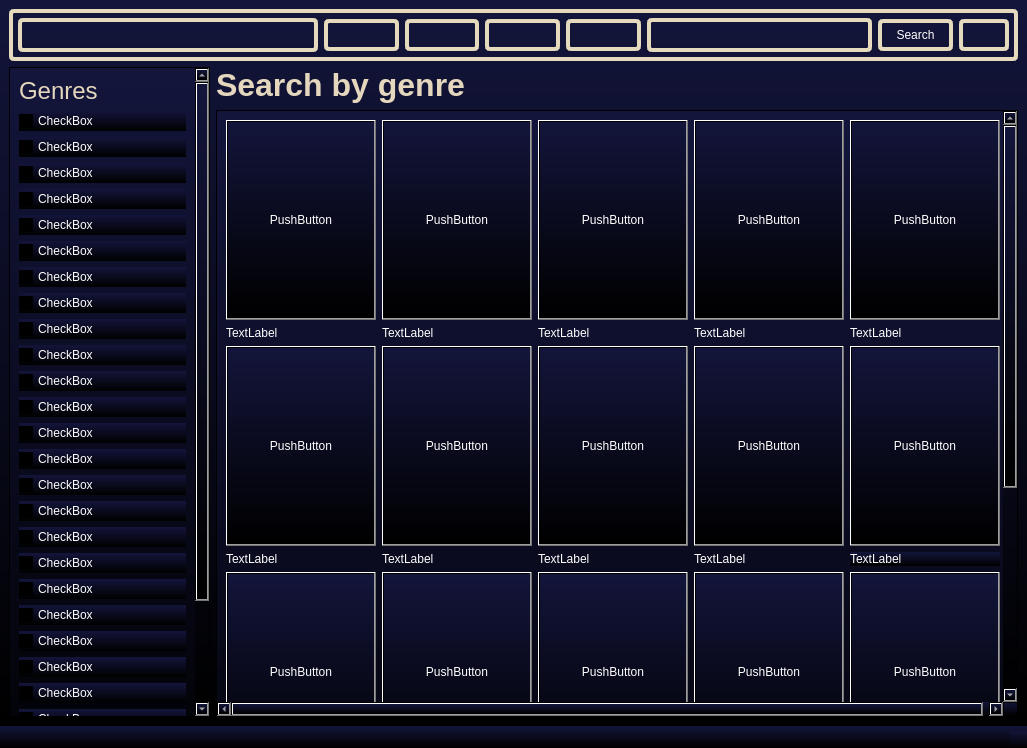
Before: the Qt Designer form src/qt/searchfilm.ui in Dushnilas/recsys_project, drawn with Qt 5.
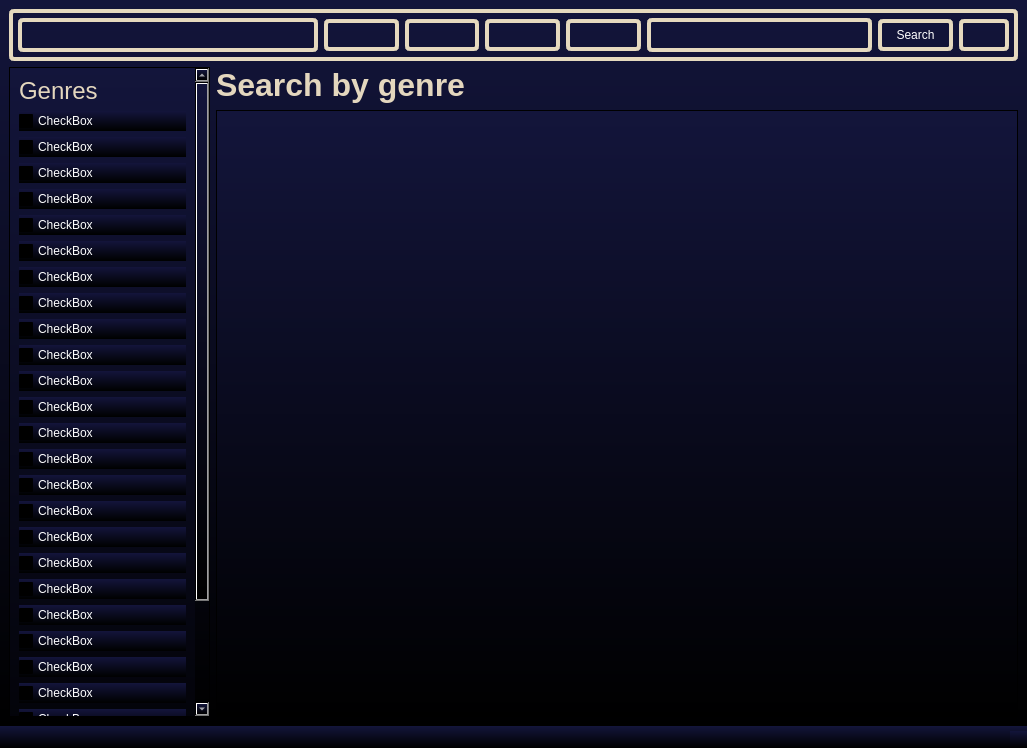
After: the same form once the commit is applied. Icons and pictures are not drawn.

What changed in the file:
```diff
--- a/src/qt/searchfilm.ui
+++ b/src/qt/searchfilm.ui
@@ -360,629 +360,14 @@
        <property name="geometry">
         <rect>
          <x>0</x>
-         <y>-183</y>
-         <width>818</width>
-         <height>932</height>
+         <y>0</y>
+         <width>792</width>
+         <height>560</height>
         </rect>
        </property>
        <layout class="QVBoxLayout" name="verticalLayout_5">
         <item>
-         <layout class="QVBoxLayout" name="buttonContainer">
-          <item>
-           <layout class="QGridLayout" name="gridLayout">
-            <item row="0" column="0">
-             <widget class="QPushButton" name="pushButton_11">
-              <property name="sizePolicy">
-               <sizepolicy hsizetype="Minimum" vsizetype="Minimum">
-                <horstretch>150</horstretch>
-                <verstretch>200</verstretch>
-               </sizepolicy>
-              </property>
-              <property name="minimumSize">
-               <size>
-                <width>150</width>
-                <height>200</height>
-               </size>
-              </property>
-              <property name="text">
-               <string>PushButton</string>
-              </property>
-             </widget>
-            </item>
-            <item row="2" column="4">
-             <widget class="QLabel" name="label_7">
-              <property name="styleSheet">
-               <string notr="true">background-color: rgba(255, 255, 255, 0);
-</string>
-              </property>
-              <property name="text">
-               <string>TextLabel</string>
-              </property>
-             </widget>
-            </item>
-            <item row="2" column="1">
-             <widget class="QLabel" name="label_4">
-              <property name="styleSheet">
-               <string notr="true">background-color: rgba(255, 255, 255, 0);
-</string>
-              </property>
-              <property name="text">
-               <string>TextLabel</string>
-              </property>
-             </widget>
-            </item>
-            <item row="2" column="3">
-             <widget class="QLabel" name="label_6">
-              <property name="styleSheet">
-               <string notr="true">background-color: rgba(255, 255, 255, 0);
-</string>
-              </property>
-              <property name="text">
-               <string>TextLabel</string>
-              </property>
-             </widget>
-            </item>
-            <item row="2" column="2">
-             <widget class="QLabel" name="label_5">
-              <property name="styleSheet">
-               <string notr="true">background-color: rgba(255, 255, 255, 0);
-</string>
-              </property>
-              <property name="text">
-               <string>TextLabel</string>
-              </property>
-             </widget>
-            </item>
-            <item row="0" column="3">
-             <widget class="QPushButton" name="pushButton_7">
-              <property name="sizePolicy">
-               <sizepolicy hsizetype="Minimum" vsizetype="Minimum">
-                <horstretch>150</horstretch>
-                <verstretch>200</verstretch>
-               </sizepolicy>
-              </property>
-              <property name="minimumSize">
-               <size>
-                <width>150</width>
-                <height>200</height>
-               </size>
-              </property>
-              <property name="text">
-               <string>PushButton</string>
-              </property>
-             </widget>
-            </item>
-            <item row="0" column="4">
-             <widget class="QPushButton" name="pushButton_8">
-              <property name="sizePolicy">
-               <sizepolicy hsizetype="Minimum" vsizetype="Minimum">
-                <horstretch>150</horstretch>
-                <verstretch>200</verstretch>
-               </sizepolicy>
-              </property>
-              <property name="minimumSize">
-               <size>
-                <width>150</width>
-                <height>200</height>
-               </size>
-              </property>
-              <property name="text">
-               <string>PushButton</string>
-              </property>
-             </widget>
-            </item>
-            <item row="2" column="0">
-             <widget class="QLabel" name="label_3">
-              <property name="styleSheet">
-               <string notr="true">background-color: rgba(255, 255, 255, 0);
-</string>
-              </property>
-              <property name="text">
-               <string>TextLabel</string>
-              </property>
-             </widget>
-            </item>
-            <item row="0" column="1">
-             <widget class="QPushButton" name="pushButton_10">
-              <property name="sizePolicy">
-               <sizepolicy hsizetype="Minimum" vsizetype="Minimum">
-                <horstretch>150</horstretch>
-                <verstretch>200</verstretch>
-               </sizepolicy>
-              </property>
-              <property name="minimumSize">
-               <size>
-                <width>150</width>
-                <height>200</height>
-               </size>
-              </property>
-              <property name="text">
-               <string>PushButton</string>
-              </property>
-             </widget>
-            </item>
-            <item row="0" column="2">
-             <widget class="QPushButton" name="pushButton_9">
-              <property name="sizePolicy">
-               <sizepolicy hsizetype="Minimum" vsizetype="Minimum">
-                <horstretch>150</horstretch>
-                <verstretch>200</verstretch>
-               </sizepolicy>
-              </property>
-              <property name="minimumSize">
-               <size>
-                <width>150</width>
-                <height>200</height>
-               </size>
-              </property>
-              <property name="text">
-               <string>PushButton</string>
-              </property>
-             </widget>
-            </item>
-           </layout>
-          </item>
-          <item>
-           <layout class="QGridLayout" name="gridLayout_4">
-            <item row="0" column="0">
-             <widget class="QPushButton" name="pushButton_22">
-              <property name="sizePolicy">
-               <sizepolicy hsizetype="Minimum" vsizetype="Minimum">
-                <horstretch>150</horstretch>
-                <verstretch>200</verstretch>
-               </sizepolicy>
-              </property>
-              <property name="minimumSize">
-               <size>
-                <width>150</width>
-                <height>200</height>
-               </size>
-              </property>
-              <property name="text">
-               <string>PushButton</string>
-              </property>
-             </widget>
-            </item>
-            <item row="0" column="3">
-             <widget class="QPushButton" name="pushButton_23">
-              <property name="sizePolicy">
-               <sizepolicy hsizetype="Minimum" vsizetype="Minimum">
-                <horstretch>150</horstretch>
-                <verstretch>200</verstretch>
-               </sizepolicy>
-              </property>
-              <property name="minimumSize">
-               <size>
-                <width>150</width>
-                <height>200</height>
-               </size>
-              </property>
-              <property name="text">
-               <string>PushButton</string>
-              </property>
-             </widget>
-            </item>
-            <item row="0" column="4">
-             <widget class="QPushButton" name="pushButton_24">
-              <property name="sizePolicy">
-               <sizepolicy hsizetype="Minimum" vsizetype="Minimum">
-                <horstretch>150</horstretch>
-                <verstretch>200</verstretch>
-               </sizepolicy>
-              </property>
-              <property name="minimumSize">
-               <size>
-                <width>150</width>
-                <height>200</height>
-               </size>
-              </property>
-              <property name="text">
-               <string>PushButton</string>
-              </property>
-             </widget>
-            </item>
-            <item row="0" column="1">
-             <widget class="QPushButton" name="pushButton_25">
-              <property name="sizePolicy">
-               <sizepolicy hsizetype="Minimum" vsizetype="Minimum">
-                <horstretch>150</horstretch>
-                <verstretch>200</verstretch>
-               </sizepolicy>
-              </property>
-              <property name="minimumSize">
-               <size>
-                <width>150</width>
-                <height>200</height>
-               </size>
-              </property>
-              <property name="text">
-               <string>PushButton</string>
-              </property>
-             </widget>
-            </item>
-            <item row="0" column="2">
-             <widget class="QPushButton" name="pushButton_26">
-              <property name="sizePolicy">
-               <sizepolicy hsizetype="Minimum" vsizetype="Minimum">
-                <horstretch>150</horstretch>
-                <verstretch>200</verstretch>
-               </sizepolicy>
-              </property>
-              <property name="minimumSize">
-               <size>
-                <width>150</width>
-                <height>200</height>
-               </size>
-              </property>
-              <property name="text">
-               <string>PushButton</string>
-              </property>
-             </widget>
-            </item>
-            <item row="1" column="0">
-             <widget class="QLabel" name="label_18">
-              <property name="styleSheet">
-               <string notr="true">background-color: rgba(255, 255, 255, 0);
-</string>
-              </property>
-              <property name="text">
-               <string>TextLabel</string>
-              </property>
-             </widget>
-            </item>
-            <item row="1" column="1">
-             <widget class="QLabel" name="label_19">
-              <property name="styleSheet">
-               <string notr="true">background-color: rgba(255, 255, 255, 0);
-</string>
-              </property>
-              <property name="text">
-               <string>TextLabel</string>
-              </property>
-             </widget>
-            </item>
-            <item row="1" column="2">
-             <widget class="QLabel" name="label_20">
-              <property name="styleSheet">
-               <string notr="true">background-color: rgba(255, 255, 255, 0);
-</string>
-              </property>
-              <property name="text">
-               <string>TextLabel</string>
-              </property>
-             </widget>
-            </item>
-            <item row="1" column="3">
-             <widget class="QLabel" name="label_21">
-              <property name="styleSheet">
-               <string notr="true">background-color: rgba(255, 255, 255, 0);
-</string>
-              </property>
-              <property name="text">
-               <string>TextLabel</string>
-              </property>
-             </widget>
-            </item>
-            <item row="1" column="4">
-             <widget class="QLabel" name="label_22">
-              <property name="styleSheet">
-               <string notr="true">https://www.psychologytoday.com/us/blog/social-instincts/202405/3-signs-that-your-marriage-identity-is-bulletproof</string>
-              </property>
-              <property name="text">
-               <string>TextLabel</string>
-              </property>
-             </widget>
-            </item>
-           </layout>
-          </item>
-          <item>
-           <layout class="QGridLayout" name="gridLayout_2">
-            <item row="0" column="0">
-             <widget class="QPushButton" name="pushButton_12">
-              <property name="sizePolicy">
-               <sizepolicy hsizetype="Minimum" vsizetype="Minimum">
-                <horstretch>150</horstretch>
-                <verstretch>200</verstretch>
-               </sizepolicy>
-              </property>
-              <property name="minimumSize">
-               <size>
-                <width>150</width>
-                <height>200</height>
-               </size>
-              </property>
-              <property name="text">
-               <string>PushButton</string>
-              </property>
-             </widget>
-            </item>
-            <item row="0" column="3">
-             <widget class="QPushButton" name="pushButton_13">
-              <property name="sizePolicy">
-               <sizepolicy hsizetype="Minimum" vsizetype="Minimum">
-                <horstretch>150</horstretch>
-                <verstretch>200</verstretch>
-               </sizepolicy>
-              </property>
-              <property name="minimumSize">
-               <size>
-                <width>150</width>
-                <height>200</height>
-               </size>
-              </property>
-              <property name="text">
-               <string>PushButton</string>
-              </property>
-             </widget>
-            </item>
-            <item row="0" column="4">
-             <widget class="QPushButton" name="pushButton_14">
-              <property name="sizePolicy">
-               <sizepolicy hsizetype="Minimum" vsizetype="Minimum">
-                <horstretch>150</horstretch>
-                <verstretch>200</verstretch>
-               </sizepolicy>
-              </property>
-              <property name="minimumSize">
-               <size>
-                <width>150</width>
-                <height>200</height>
-               </size>
-              </property>
-              <property name="text">
-               <string>PushButton</string>
-              </property>
-             </widget>
-            </item>
-            <item row="0" column="1">
-             <widget class="QPushButton" name="pushButton_15">
-              <property name="sizePolicy">
-               <sizepolicy hsizetype="Minimum" vsizetype="Minimum">
-                <horstretch>150</horstretch>
-                <verstretch>200</verstretch>
-               </sizepolicy>
-              </property>
-              <property name="minimumSize">
-               <size>
-                <width>150</width>
-                <height>200</height>
-               </size>
-              </property>
-              <property name="text">
-               <string>PushButton</string>
-              </property>
-             </widget>
-            </item>
-            <item row="0" column="2">
-             <widget class="QPushButton" name="pushButton_16">
-              <property name="sizePolicy">
-               <sizepolicy hsizetype="Minimum" vsizetype="Minimum">
-                <horstretch>150</horstretch>
-                <verstretch>200</verstretch>
-               </sizepolicy>
-              </property>
-              <property name="minimumSize">
-               <size>
-                <width>150</width>
-                <height>200</height>
-               </size>
-              </property>
-              <property name="text">
-               <string>PushButton</string>
-              </property>
-             </widget>
-            </item>
-            <item row="1" column="0">
-             <widget class="QLabel" name="label_8">
-              <property name="styleSheet">
-               <string notr="true">background-color: rgba(255, 255, 255, 0);
-</string>
-              </property>
-              <property name="text">
-               <string>TextLabel</string>
-              </property>
-             </widget>
-            </item>
-            <item row="1" column="1">
-             <widget class="QLabel" name="label_9">
-              <property name="styleSheet">
-               <string notr="true">background-color: rgba(255, 255, 255, 0);
-</string>
-              </property>
-              <property name="text">
-               <string>TextLabel</string>
-              </property>
-             </widget>
-            </item>
-            <item row="1" column="2">
-             <widget class="QLabel" name="label_10">
-              <property name="styleSheet">
-               <string notr="true">background-color: rgba(255, 255, 255, 0);
-</string>
-              </property>
-              <property name="text">
-               <string>TextLabel</string>
-              </property>
-             </widget>
-            </item>
-            <item row="1" column="3">
-             <widget class="QLabel" name="label_11">
-              <property name="styleSheet">
-               <string notr="true">https://www.psychologytoday.com/us/blog/social-instincts/202405/3-signs-that-your-marriage-identity-is-bulletproof</string>
-              </property>
-              <property name="text">
-               <string>TextLabel</string>
-              </property>
-             </widget>
-            </item>
-            <item row="1" column="4">
-             <widget class="QLabel" name="label_12">
-              <property name="styleSheet">
-               <string notr="true">background-color: rgba(255, 255, 255, 0);
-</string>
-              </property>
-              <property name="text">
-               <string>TextLabel</string>
-              </property>
-             </widget>
-            </item>
-           </layout>
-          </item>
-          <item>
-           <layout class="QGridLayout" name="gridLayout_3">
-            <item row="0" column="0">
-             <widget class="QPushButton" name="pushButton_17">
-              <property name="sizePolicy">
-               <sizepolicy hsizetype="Minimum" vsizetype="Minimum">
-                <horstretch>150</horstretch>
-                <verstretch>200</verstretch>
-               </sizepolicy>
-              </property>
-              <property name="minimumSize">
-               <size>
-                <width>150</width>
-                <height>200</height>
-               </size>
-              </property>
-              <property name="text">
-               <string>PushButton</string>
-              </property>
-             </widget>
-            </item>
-            <item row="0" column="3">
-             <widget class="QPushButton" name="pushButton_18">
-              <property name="sizePolicy">
-               <sizepolicy hsizetype="Minimum" vsizetype="Minimum">
-                <horstretch>150</horstretch>
-                <verstretch>200</verstretch>
-               </sizepolicy>
-              </property>
-              <property name="minimumSize">
-               <size>
-                <width>150</width>
-                <height>200</height>
-               </size>
-              </property>
-              <property name="text">
-               <string>PushButton</string>
-              </property>
-             </widget>
-            </item>
-            <item row="0" column="4">
-             <widget class="QPushButton" name="pushButton_19">
-              <property name="sizePolicy">
-               <sizepolicy hsizetype="Minimum" vsizetype="Minimum">
-                <horstretch>150</horstretch>
-                <verstretch>200</verstretch>
-               </sizepolicy>
-              </property>
-              <property name="minimumSize">
-               <size>
-                <width>150</width>
-                <height>200</height>
-               </size>
-              </property>
-              <property name="text">
-               <string>PushButton</string>
-              </property>
-             </widget>
-            </item>
-            <item row="0" column="1">
-             <widget class="QPushButton" name="pushButton_20">
-              <property name="sizePolicy">
-               <sizepolicy hsizetype="Minimum" vsizetype="Minimum">
-                <horstretch>150</horstretch>
-                <verstretch>200</verstretch>
-               </sizepolicy>
-              </property>
-              <property name="minimumSize">
-               <size>
-                <width>150</width>
-                <height>200</height>
-               </size>
-              </property>
-              <property name="text">
-               <string>PushButton</string>
-              </property>
-             </widget>
-            </item>
-            <item row="0" column="2">
-             <widget class="QPushButton" name="pushButton_21">
-              <property name="sizePolicy">
-               <sizepolicy hsizetype="Minimum" vsizetype="Minimum">
-                <horstretch>150</horstretch>
-                <verstretch>200</verstretch>
-               </sizepolicy>
-              </property>
-              <property name="minimumSize">
-               <size>
-                <width>150</width>
-                <height>200</height>
-               </size>
-              </property>
-              <property name="text">
-               <string>PushButton</string>
-              </property>
-             </widget>
-            </item>
-            <item row="1" column="0">
-             <widget class="QLabel" name="label_13">
-              <property name="styleSheet">
-               <string notr="true">background-color: rgba(255, 255, 255, 0);
-</string>
-              </property>
-              <property name="text">
-               <string>TextLabel</string>
-              </property>
-             </widget>
-            </item>
-            <item row="1" column="1">
-             <widget class="QLabel" name="label_14">
-              <property name="styleSheet">
-               <string notr="true">background-color: rgba(255, 255, 255, 0);
-</string>
-              </property>
-              <property name="text">
-               <string>TextLabel</string>
-              </property>
-             </widget>
-            </item>
-            <item row="1" column="2">
-             <widget class="QLabel" name="label_15">
-              <property name="styleSheet">
-               <string notr="true">background-color: rgba(255, 255, 255, 0);
-</string>
-              </property>
-              <property name="text">
-               <string>TextLabel</string>
-              </property>
-             </widget>
-            </item>
-            <item row="1" column="3">
-             <widget class="QLabel" name="label_16">
-              <property name="styleSheet">
-               <string notr="true">background-color: rgba(255, 255, 255, 0);
-</string>
-              </property>
-              <property name="text">
-               <string>TextLabel</string>
-              </property>
-             </widget>
-            </item>
-            <item row="1" column="4">
-             <widget class="QLabel" name="label_17">
-              <property name="styleSheet">
-               <string notr="true">background-color: rgba(255, 255, 255, 0);
-</string>
-              </property>
-              <property name="text">
-               <string>TextLabel</string>
-              </property>
-             </widget>
-            </item>
-           </layout>
-          </item>
-         </layout>
+         <layout class="QVBoxLayout" name="buttonContainer"/>
         </item>
        </layout>
       </widget>
```
Left out of the diff: 4 changed lines with no effect on the pictures.
